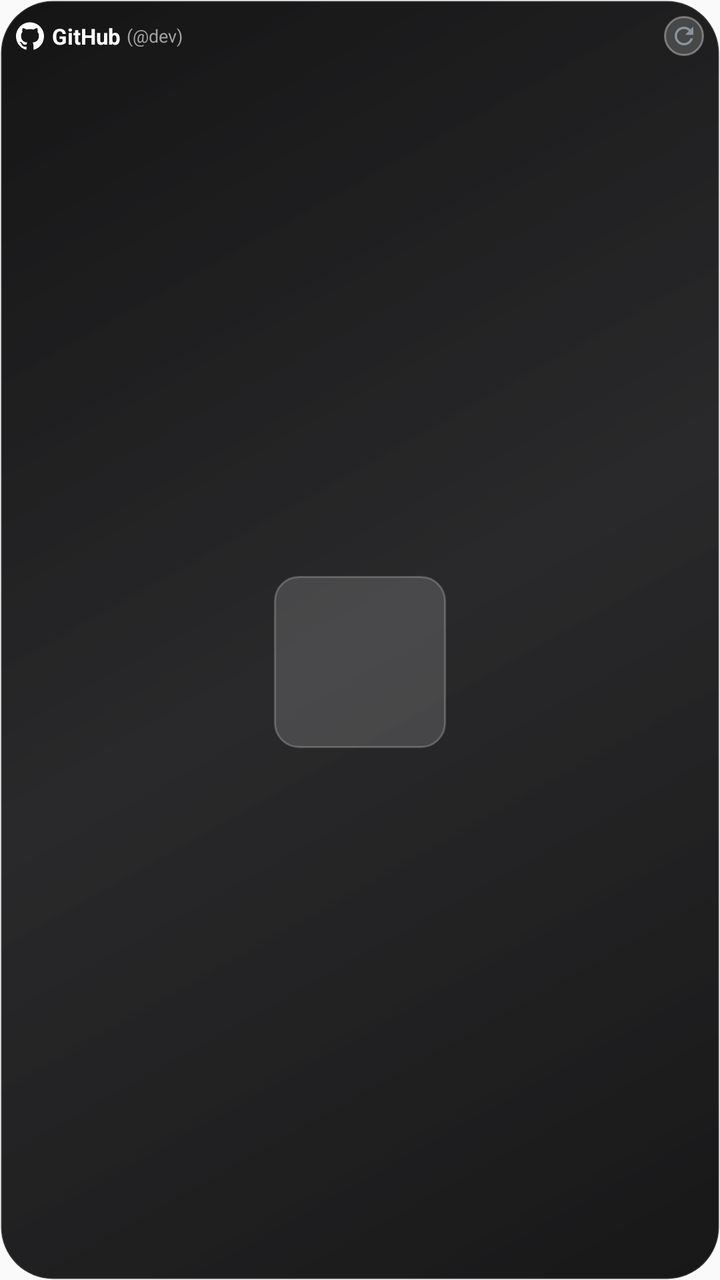
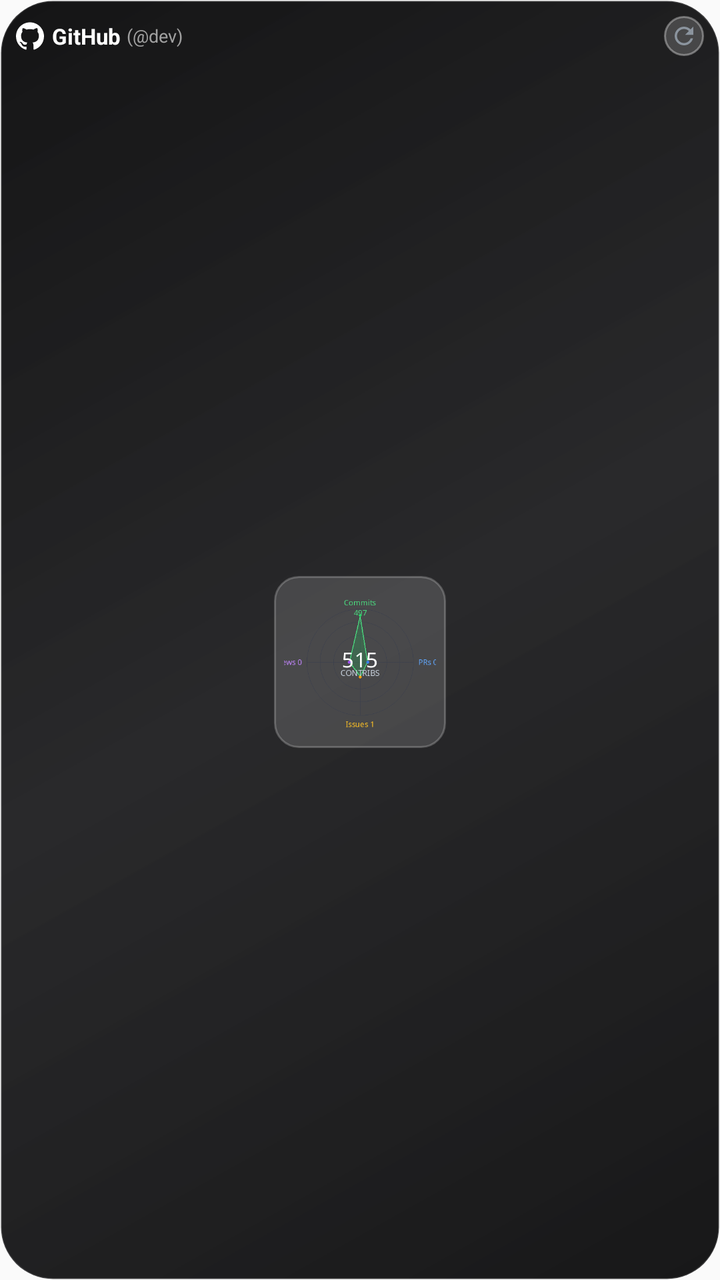

Compare the two renders of this Android layout. The source of the first and the diff that turns it into the second are given below.
<!-- AndroidManifest.xml: application theme Theme.DevWidgets -->
<!-- res/layout/widget_github_circle.xml -->
<?xml version="1.0" encoding="utf-8"?>
<FrameLayout xmlns:android="http://schemas.android.com/apk/res/android"
    android:layout_width="match_parent"
    android:layout_height="match_parent">

    <ImageView
        android:id="@+id/iv_widget_wallpaper_bg"
        android:layout_width="match_parent"
        android:layout_height="match_parent"
        android:scaleType="centerCrop"
        android:visibility="gone" />

    <ImageView
        android:id="@+id/v_widget_wallpaper_scrim"
        android:layout_width="match_parent"
        android:layout_height="match_parent"
        android:background="#80000000"
        android:visibility="gone" />

    <LinearLayout
        android:id="@+id/widget_root"
        android:layout_width="match_parent"
        android:layout_height="match_parent"
        android:orientation="vertical"
        android:background="@drawable/widget_glass_chassis"
        android:padding="8dp">

        
        <RelativeLayout
            android:id="@+id/header_bar"
            android:layout_width="match_parent"
            android:layout_height="wrap_content"
            android:layout_marginBottom="2dp">

            <LinearLayout
                android:id="@+id/header_right_wrap"
                android:layout_width="wrap_content"
                android:layout_height="wrap_content"
                android:orientation="horizontal"
                android:gravity="center_vertical"
                android:layout_alignParentEnd="true"
                android:layout_centerVertical="true"
                android:layout_marginStart="8dp">

                <ImageView
                    android:id="@+id/btn_refresh"
                    android:layout_width="20dp"
                    android:layout_height="20dp"
                    android:background="@drawable/widget_icon_button_glass"
                    android:padding="3dp"
                    android:src="@drawable/ic_refresh"
                    android:contentDescription="Refresh" />
            </LinearLayout>

            <LinearLayout
                android:id="@+id/section_header_brand"
                android:layout_width="wrap_content"
                android:layout_height="wrap_content"
                android:orientation="horizontal"
                android:gravity="center_vertical"
                android:layout_alignParentStart="true"
                android:layout_toStartOf="@id/header_right_wrap"
                android:layout_centerVertical="true">

                <ImageView
                    android:id="@+id/iv_gh_brand_logo"
                    android:layout_width="14dp"
                    android:layout_height="14dp"
                    android:src="@drawable/ic_github_logo"
                    android:layout_marginEnd="4dp"
                    android:contentDescription="GitHub Logo" />

                <TextView
                    android:id="@+id/tv_gh_title"
                    android:layout_width="wrap_content"
                    android:layout_height="wrap_content"
                    android:text="GitHub"
                    android:textColor="#FFFFFF"
                    android:textSize="11sp"
                    android:textStyle="bold"
                    android:singleLine="true" />

                <TextView
                    android:id="@+id/tv_gh_user_tag"
                    android:layout_width="wrap_content"
                    android:layout_height="wrap_content"
                    android:layout_marginStart="3dp"
                    android:text="(@dev)"
                    android:textColor="#A0A0A0"
                    android:textSize="9sp"
                    android:singleLine="true"
                    android:ellipsize="end" />
            </LinearLayout>
        </RelativeLayout>

        
        <FrameLayout
            android:id="@+id/section_circle_container"
            android:layout_width="match_parent"
            android:layout_height="0dp"
            android:layout_weight="1">

            
            <FrameLayout
                android:id="@+id/section_github"
                android:layout_width="86dp"
                android:layout_height="86dp"
                android:layout_gravity="center"
                android:background="@drawable/widget_glass_circle">

                <ImageView
                    android:id="@+id/iv_github_typemap"
                    android:layout_width="76dp"
                    android:layout_height="76dp"
                    android:layout_gravity="center"
                    android:scaleType="fitCenter"
                    android:contentDescription="GitHub Contribution Circle" />
            </FrameLayout>
        </FrameLayout>
    </LinearLayout>
</FrameLayout>
<!-- resources referenced by this layout -->
<resources>
  <!-- drawable ic_github_logo (drawable) -->
  <vector xmlns:android="http://schemas.android.com/apk/res/android"
      android:width="20dp"
      android:height="20dp"
      android:viewportWidth="24"
      android:viewportHeight="24">
      
      <path
          android:fillColor="#FFFFFF"
          android:pathData="M12,0.297c-6.63,0 -12,5.373 -12,12 0,5.303 3.438,9.8 8.205,11.385.6,0.113 0.82,-0.258 0.82,-0.577 0,-0.285 -0.01,-1.04 -0.015,-2.04 -3.338,0.724 -4.042,-1.61 -4.042,-1.61C4.422,18.07 3.633,17.7 3.633,17.7c-1.087,-0.744 0.084,-0.729 0.084,-0.729 1.205,0.084 1.838,1.236 1.838,1.236 1.07,1.835 2.809,1.305 3.495,0.998.108,-0.776 0.417,-1.305 0.76,-1.605 -2.665,-0.3 -5.466,-1.332 -5.466,-5.93 0,-1.31 0.465,-2.38 1.235,-3.22 -0.135,-0.303 -0.54,-1.523 0.105,-3.176 0,0 1.005,-0.322 3.3,1.23.96,-0.267 1.98,-0.399 3,-0.405 1.02,0.006 2.04,0.138 3,0.405 2.28,-1.552 3.285,-1.23 3.285,-1.23.645,1.653 0.24,2.873 0.12,3.176.765,0.84 1.23,1.91 1.23,3.22 0,4.61 -2.805,5.625 -5.475,5.92.42,0.36 0.81,1.096 0.81,2.22 0,1.606 -0.015,2.896 -0.015,3.286 0,0.315 0.21,0.69 0.825,0.57C20.565,22.092 24,17.592 24,12.297c0,-6.627 -5.373,-12 -12,-12z" />
  </vector>
  <!-- drawable ic_refresh (drawable) -->
  <vector xmlns:android="http://schemas.android.com/apk/res/android"
      android:width="20dp"
      android:height="20dp"
      android:viewportWidth="24"
      android:viewportHeight="24">
    <path
        android:fillColor="#8B949E"
        android:pathData="M17.65,6.35C16.2,4.9 14.21,4 12,4c-4.42,0 -7.99,3.58 -7.99,8s3.57,8 7.99,8c3.73,0 6.84,-2.55 7.73,-6h-2.08c-0.82,2.33 -3.04,4 -5.65,4 -3.31,0 -6,-2.69 -6,-6s2.69,-6 6,-6c1.66,0 3.14,0.69 4.22,1.78L13,11h7V4l-2.35,2.35z"/>
  </vector>
  <!-- drawable widget_glass_chassis (drawable) -->
  <?xml version="1.0" encoding="utf-8"?>
  <shape xmlns:android="http://schemas.android.com/apk/res/android"
      android:shape="rectangle">
      
      <gradient
          android:angle="135"
          android:startColor="#F20B0B0C"
          android:centerColor="#E6121214"
          android:endColor="#F2080809" />
      <corners android:radius="26dp" />
      <stroke
          android:width="1dp"
          android:color="#24FFFFFF" />
  </shape>
  <!-- drawable widget_glass_circle (drawable) -->
  <?xml version="1.0" encoding="utf-8"?>
  <shape xmlns:android="http://schemas.android.com/apk/res/android"
      android:shape="rectangle">
      
      <solid android:color="#26FFFFFF" />
      <corners android:radius="12dp" />
      <stroke
          android:width="1dp"
          android:color="#38FFFFFF" />
  </shape>
  <!-- drawable widget_icon_button_glass (drawable) -->
  <?xml version="1.0" encoding="utf-8"?>
  <shape xmlns:android="http://schemas.android.com/apk/res/android"
      android:shape="oval">
      
      <solid android:color="#2EFFFFFF" />
      <stroke
          android:width="1dp"
          android:color="#59FFFFFF" />
  </shape>
  <style name="Theme.DevWidgets" parent="android:Theme.Material.Light.NoActionBar" />
</resources>

<!-- the commit's change to res/layout/widget_github_circle.xml (unified diff, before → after) -->
@@ -23,6 +23,8 @@
         android:layout_height="match_parent"
         android:orientation="vertical"
         android:background="@drawable/widget_glass_chassis"
+        android:clipChildren="false"
+        android:clipToPadding="false"
         android:padding="8dp">
 
         
@@ -98,7 +100,9 @@
             android:id="@+id/section_circle_container"
             android:layout_width="match_parent"
             android:layout_height="0dp"
-            android:layout_weight="1">
+            android:layout_weight="1"
+            android:clipChildren="false"
+            android:clipToPadding="false">
 
             
             <FrameLayout
@@ -114,6 +118,7 @@
                     android:layout_height="76dp"
                     android:layout_gravity="center"
                     android:scaleType="fitCenter"
+                    android:src="@drawable/preview_element_gh_circle"
                     android:contentDescription="GitHub Contribution Circle" />
             </FrameLayout>
         </FrameLayout>
<!-- resource entries referenced after the edit -->
@@ -21,6 +21,7 @@
         android:fillColor="#8B949E"
         android:pathData="M17.65,6.35C16.2,4.9 14.21,4 12,4c-4.42,0 -7.99,3.58 -7.99,8s3.57,8 7.99,8c3.73,0 6.84,-2.55 7.73,-6h-2.08c-0.82,2.33 -3.04,4 -5.65,4 -3.31,0 -6,-2.69 -6,-6s2.69,-6 6,-6c1.66,0 3.14,0.69 4.22,1.78L13,11h7V4l-2.35,2.35z"/>
   </vector>
+  <!-- drawable preview_element_gh_circle: png bitmap (drawable, 11407 bytes) -->
   <!-- drawable widget_glass_chassis (drawable) -->
   <?xml version="1.0" encoding="utf-8"?>
   <shape xmlns:android="http://schemas.android.com/apk/res/android"
